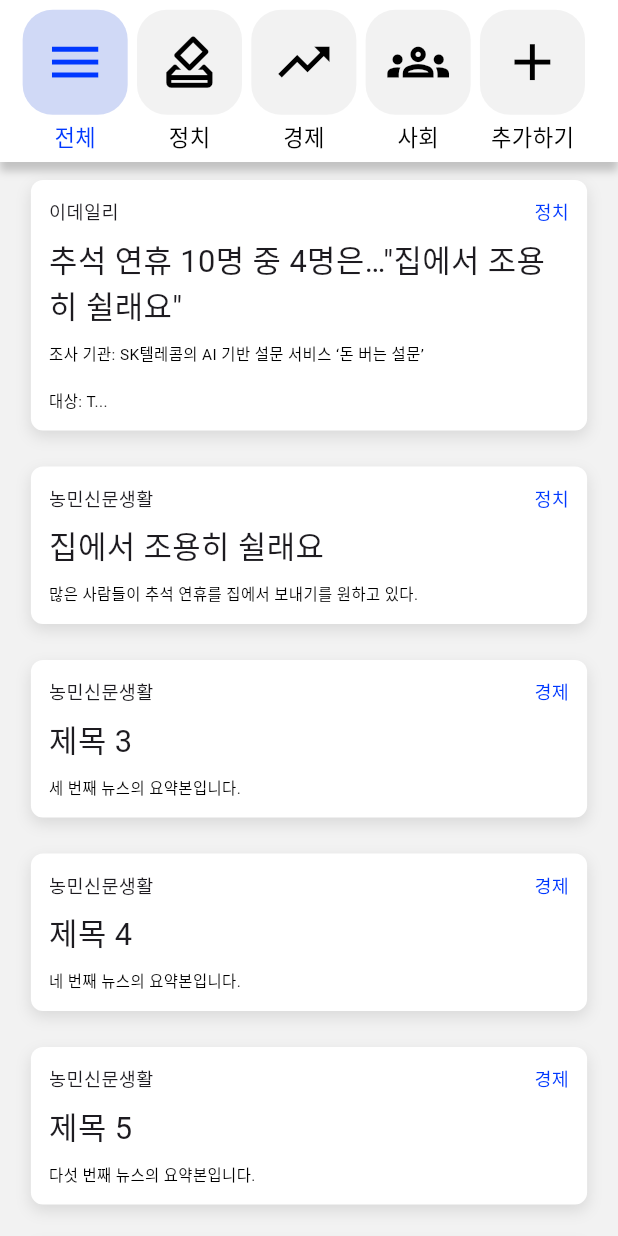
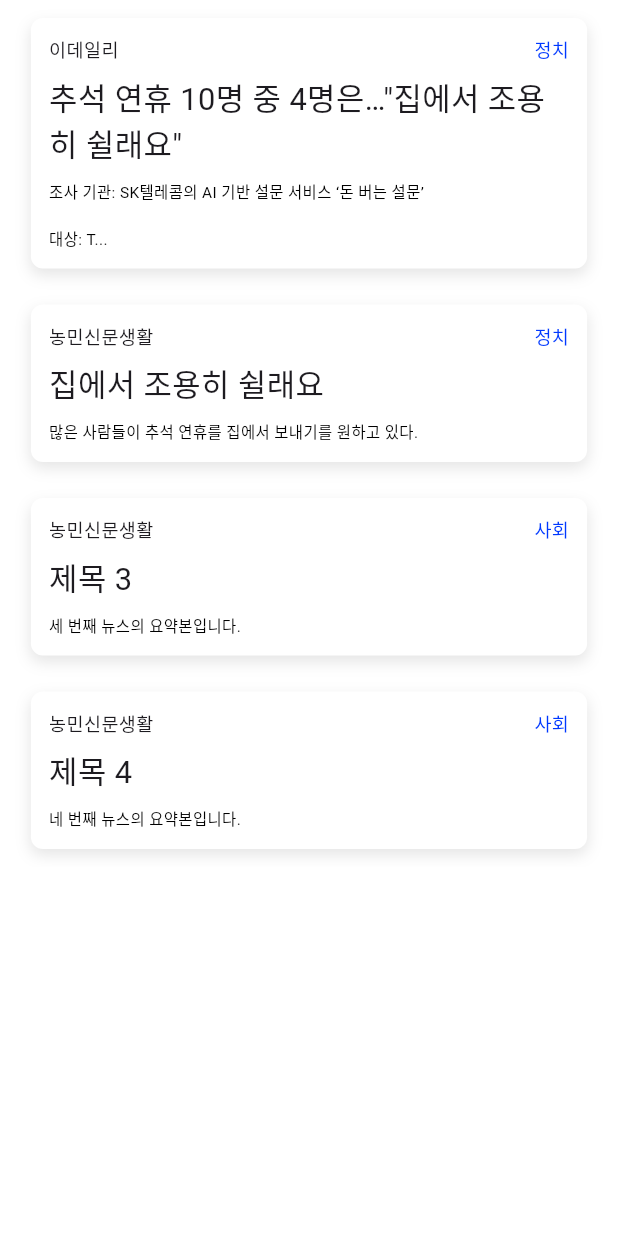
Before and after one commit to tteeyongPing/Frontend, a Flutter app: the NewsListPage screen opened directly, on a phone screen of 412 x 824 dp. Run offline on Flutter 3.47's test engine with Material 3 defaults, Android fonts, the phone set to English and light mode, and no system bars; our stand-ins replace flutter_vector_icons, font_awesome_flutter, shared_preferences, typicons_flutter; accounts and stored records are empty.

Commit message:
돌려놓기

```diff
--- a/newsee/lib/presentation/pages/NewsPage/NewsListPage.dart
+++ b/newsee/lib/presentation/pages/NewsPage/NewsListPage.dart
@@ -1,9 +1,11 @@
 import 'package:flutter/material.dart';
-import 'package:newsee/data/SampleNews.dart'; // Import news data
+import 'NewsSummaryPage.dart';
 import 'package:newsee/models/News.dart';
-import './NewsSummaryPage.dart'; // Import NewsSummaryPage
+import 'package:newsee/data/SampleNews.dart';
 
 class NewsListPage extends StatefulWidget {
+  const NewsListPage({super.key});
+
   @override
   _NewsListPageState createState() => _NewsListPageState();
 }
@@ -17,17 +19,14 @@ class _NewsListPageState extends State<NewsListPage> {
     {'icon': Icons.add, 'text': '추가하기'},
   ];
 
-  List<News> _allNewsData = allNewsData; // Dynamic list from imported data
-  List<News> _displayedNews = [];
+  final List<News> _displayedNews = [];
   bool _isLoading = false;
   late ScrollController _scrollController;
-  String _selectedInterest = '전체'; // 선택된 관심사 값을 추적하는 변수
 
   @override
   void initState() {
     super.initState();
     _scrollController = ScrollController();
-    _displayedNews = List.from(allNewsData); // Initially display all news
     _loadMoreNews();
 
     _scrollController.addListener(() {
@@ -39,43 +38,40 @@ class _NewsListPageState extends State<NewsListPage> {
   }
 
   void _loadMoreNews() {
-    if (_isLoading || _displayedNews.length >= allNewsData.length) return;
+    if (_isLoading) return;
 
     setState(() {
       _isLoading = true;
     });
 
-    Future.delayed(Duration(seconds: 1), () {
+    Future.delayed(const Duration(seconds: 1), () {
       setState(() {
-        int nextBatch = (_displayedNews.length + 4) > allNewsData.length
+        if (_displayedNews.length < allNewsData.length) {
+          _displayedNews.addAll(
+            allNewsData.sublist(
+              _displayedNews.length,
+              (_displayedNews.length + 4) > allNewsData.length
                   ? allNewsData.length
-            : _displayedNews.length + 4;
-        _displayedNews
-            .addAll(allNewsData.sublist(_displayedNews.length, nextBatch));
+                  : _displayedNews.length + 4,
+            ),
+          );
+        }
         _isLoading = false;
       });
     });
   }
 
-  void _onInterestTap(String text) {
-    setState(() {
-      _selectedInterest = text;
-
-      if (text == '전체') {
-        _displayedNews = List.from(allNewsData);
-      } else if (text == '정치') {
-        _displayedNews =
-            allNewsData.where((news) => news.categoryId == 1).toList();
-      } else if (text == '경제') {
-        _displayedNews =
-            allNewsData.where((news) => news.categoryId == 2).toList();
-      } else if (text == '사회') {
-        _displayedNews =
-            allNewsData.where((news) => news.categoryId == 3).toList();
-      } else {
-        _displayedNews = [];
+  String _getCategoryName(int categoryId) {
+    switch (categoryId) {
+      case 1:
+        return '정치';
+      case 2:
+        return '사회';
+      case 3:
+        return '경제';
+      default:
+        return '기타';
     }
-    });
   }
 
   @override
@@ -83,84 +79,23 @@ class _NewsListPageState extends State<NewsListPage> {
     double screenWidth = MediaQuery.of(context).size.width;
 
     return Scaffold(
-      backgroundColor: Color(0xFFF2F2F2),
+      backgroundColor: Colors.white,
       body: Column(
         children: [
-          // 관심사 선택 바
-          Container(
-            decoration: BoxDecoration(
-              color: Colors.white,
-              boxShadow: [
-                BoxShadow(
-                  color: Colors.black.withOpacity(0.2),
-                  spreadRadius: 0,
-                  blurRadius: 4,
-                  offset: Offset(0, 6),
-                ),
-              ],
-            ),
-            padding: const EdgeInsets.symmetric(horizontal: 12, vertical: 4),
-            child: SizedBox(
-              height: 100,
-              child: ListView.builder(
-                scrollDirection: Axis.horizontal,
-                itemCount: interests.length,
-                itemBuilder: (context, index) {
-                  final interest = interests[index];
-                  final isSelected = _selectedInterest == interest['text'];
+          // 관심사 선택 위젯 (기존 코드 유지)
+          // ...
 
-                  return GestureDetector(
-                    onTap: () => _onInterestTap(interest['text']!),
-                    child: Container(
-                      width: screenWidth * 0.185,
-                      height: screenWidth * 0.185,
-                      color: Colors.white,
-                      child: Column(
-                        mainAxisAlignment: MainAxisAlignment.center,
-                        children: [
-                          Container(
-                            width: screenWidth * 0.17,
-                            height: screenWidth * 0.17,
-                            decoration: BoxDecoration(
-                              color: isSelected
-                                  ? Color(0xFFD0D9F6)
-                                  : Color(0xFFF2F2F2),
-                              borderRadius: BorderRadius.circular(20),
-                            ),
-                            child: Icon(
-                              interest['icon'],
-                              size: screenWidth * 0.1,
-                              color:
-                                  isSelected ? Color(0XFF0038FF) : Colors.black,
-                            ),
-                          ),
-                          SizedBox(height: 4),
-                          Text(
-                            interest['text']!,
-                            style: TextStyle(
-                              fontSize: screenWidth * 0.036,
-                              color:
-                                  isSelected ? Color(0XFF0038FF) : Colors.black,
-                            ),
-                          ),
-                        ],
-                      ),
-                    ),
-                  );
-                },
-              ),
-            ),
-          ),
           Expanded(
             child: SingleChildScrollView(
               controller: _scrollController,
               child: Column(
                 children: [
                   ClipRect(
-                    child: Container(
+                    child: SizedBox(
                       width: screenWidth,
                       child: Column(
-                        children: _displayedNews.map((news) {
+                        children: _displayedNews.map(
+                          (news) {
                             return GestureDetector(
                               onTap: () {
                                 Navigator.push(
@@ -183,13 +118,15 @@ class _NewsListPageState extends State<NewsListPage> {
                                       color: Colors.black.withOpacity(0.1),
                                       spreadRadius: 0,
                                       blurRadius: 8,
-                                    offset: Offset(0, 4),
+                                      offset: const Offset(0, 4),
                                     ),
                                   ],
                                 ),
                                 child: Column(
-                                crossAxisAlignment: CrossAxisAlignment.start,
+                                  crossAxisAlignment:
+                                      CrossAxisAlignment.start,
                                   children: [
+                                    // 뉴스 아이템 UI
                                     Row(
                                       mainAxisAlignment:
                                           MainAxisAlignment.spaceBetween,
@@ -204,19 +141,19 @@ class _NewsListPageState extends State<NewsListPage> {
                                           _getCategoryName(news.categoryId),
                                           style: TextStyle(
                                             fontSize: screenWidth * 0.03,
-                                          color: Color(0xFF0038FF),
+                                            color: const Color(0xFF0038FF),
                                           ),
                                         ),
                                       ],
                                     ),
-                                  SizedBox(height: 8),
+                                    const SizedBox(height: 8),
                                     Text(
                                       news.title,
                                       style: TextStyle(
                                         fontSize: screenWidth * 0.05,
                                       ),
                                     ),
-                                  SizedBox(height: 8),
+                                    const SizedBox(height: 8),
                                     Text(
                                       news.summary.length > 43
                                           ? '${news.summary.substring(0, 43)}...'
@@ -230,13 +167,15 @@ class _NewsListPageState extends State<NewsListPage> {
                                 ),
                               ),
                             );
-                        }).toList(),
+                          },
+                        ).toList(),
                       ),
                     ),
                   ),
                   if (_isLoading)
-                    Padding(
-                      padding: const EdgeInsets.symmetric(vertical: 20),
+                    const Padding(
+                      padding:
+                          EdgeInsets.symmetric(vertical: 20),
                       child: CircularProgressIndicator(),
                     ),
                 ],
@@ -247,16 +186,4 @@ class _NewsListPageState extends State<NewsListPage> {
       ),
     );
   }
-
-  String _getCategoryName(int categoryId) {
-    if (categoryId == 1) {
-      return '정치';
-    } else if (categoryId == 2) {
-      return '경제';
-    } else if (categoryId == 3) {
-      return '사회';
-    } else {
-      return '기타';
 }
-  }
-}
```
Lines whose indentation alone changed are shown as unchanged.
